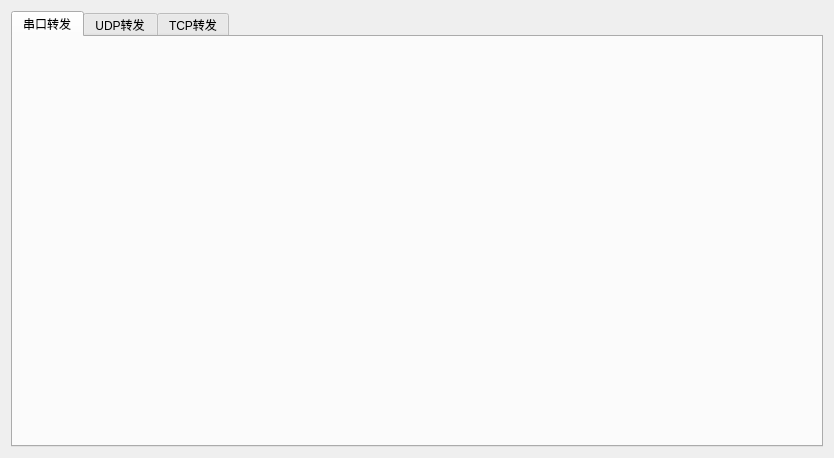
x-tools-author/x-tools, file Src/Common/SAKDebugPage/Other/TransmissionSettings/TransmissionSettings.ui: the form before one commit.
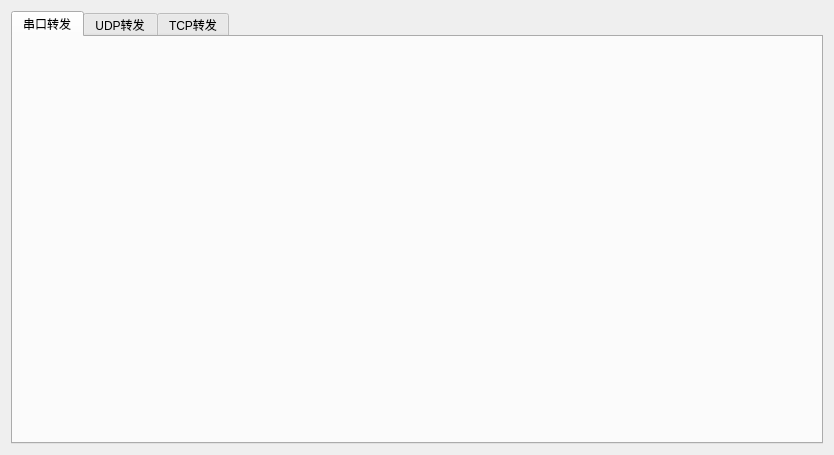
The form after the commit.

```diff
--- a/Src/Common/SAKDebugPage/Other/TransmissionSettings/TransmissionSettings.ui
+++ b/Src/Common/SAKDebugPage/Other/TransmissionSettings/TransmissionSettings.ui
@@ -7,7 +7,7 @@
     <x>0</x>
     <y>0</y>
     <width>834</width>
-    <height>458</height>
+    <height>455</height>
    </rect>
   </property>
   <property name="windowTitle">
```
